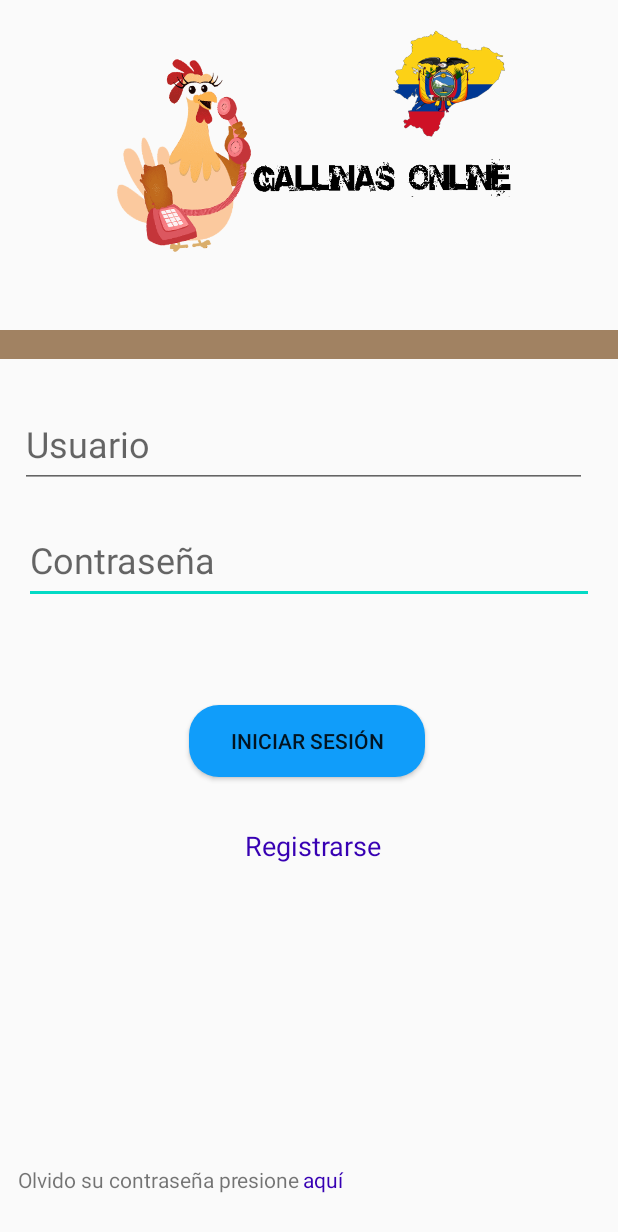
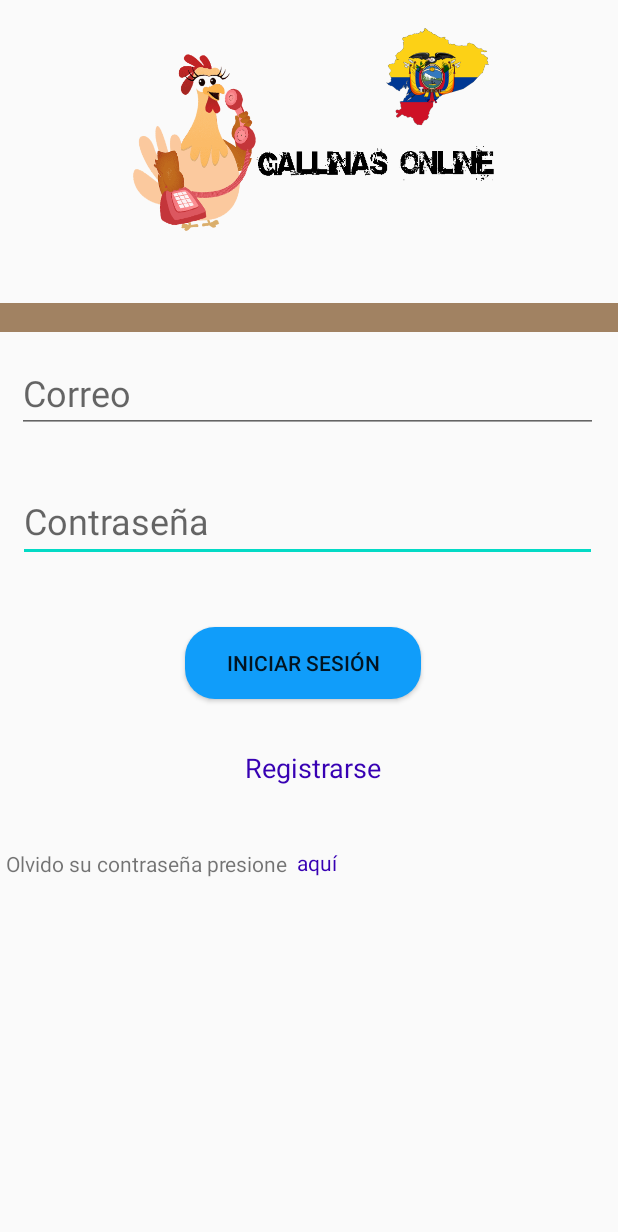
Before and after one commit to BryanMendoza1997/AppGallinas, an Android app: the layout activity_login.xml on its own in the app's theme, with its tools: preview values and no code run, on a phone screen of 412 x 824 dp. Shown: the top 1232 px of the screen. Run offline under Robolectric (Android 15) with nearby library versions, the phone set to English and light mode, and no system bars; network calls fail.

Commit message:
login terminado

```diff
--- a/app/src/main/AndroidManifest.xml
+++ b/app/src/main/AndroidManifest.xml
@@ -1,18 +1,20 @@
 <?xml version="1.0" encoding="utf-8"?>
 <manifest xmlns:android="http://schemas.android.com/apk/res/android"
     package="com.example.appgallinas">
+    <uses-permission android:name="android.permission.INTERNET" />
 
     <application
+        android:usesCleartextTraffic="true"
         android:allowBackup="true"
         android:icon="@mipmap/ic_launcher"
         android:label="@string/app_name"
         android:roundIcon="@mipmap/ic_launcher_round"
         android:supportsRtl="true"
         android:theme="@style/AppTheme">
-        <activity android:name=".Login"></activity>
+        <activity android:name=".MainActivity"></activity>
         <activity android:name=".Vendedor" />
         <activity android:name=".Cliente" />
-        <activity android:name=".MainActivity">
+        <activity android:name=".Login">
             <intent-filter>
                 <action android:name="android.intent.action.MAIN" />
 
--- a/app/src/main/res/layout/activity_login.xml
+++ b/app/src/main/res/layout/activity_login.xml
@@ -9,7 +9,7 @@
     <ImageView
         android:id="@+id/imageView2"
         android:layout_width="match_parent"
-        android:layout_height="216dp"
+        android:layout_height="198dp"
         app:layout_constraintEnd_toEndOf="parent"
         app:layout_constraintStart_toStartOf="parent"
         app:srcCompat="@drawable/logo"
@@ -17,11 +17,13 @@
 
     <EditText
         android:id="@+id/txtcontrasenia"
-        android:layout_width="380dp"
-        android:layout_height="58dp"
-        android:layout_below="@+id/txtusuario"
+        android:layout_width="386dp"
+        android:layout_height="54dp"
+        android:layout_below="@+id/txtcorreo"
+        android:layout_alignParentStart="true"
         android:layout_centerHorizontal="true"
-        android:layout_marginTop="19dp"
+        android:layout_marginStart="12dp"
+        android:layout_marginTop="32dp"
         android:ems="10"
         android:fontFamily="sans-serif"
         android:hint="Contraseña"
@@ -39,26 +41,11 @@
         android:layout_below="@+id/txtcontrasenia"
         android:layout_alignParentStart="true"
         android:layout_centerHorizontal="true"
-        android:layout_marginStart="126dp"
-        android:layout_marginTop="67dp"
+        android:layout_marginStart="123dp"
+        android:layout_marginTop="43dp"
         android:background="@drawable/borde_boton_inicio"
+        android:onClick="iniciar"
         android:text="Iniciar Sesión" />
-
-    <EditText
-        android:id="@+id/txtusuario"
-        android:layout_width="378dp"
-        android:layout_height="58dp"
-        android:layout_below="@+id/textView3"
-        android:layout_alignParentStart="true"
-        android:layout_centerHorizontal="true"
-        android:layout_marginStart="13dp"
-        android:layout_marginTop="28dp"
-        android:ems="10"
-        android:fontFamily="sans-serif"
-        android:hint="Usuario"
-        android:inputType="textPersonName"
-        android:textColor="#878484"
-        android:textSize="24sp" />
 
     <TextView
         android:id="@+id/textView3"
@@ -87,22 +74,39 @@
         android:id="@+id/textView6"
         android:layout_width="wrap_content"
         android:layout_height="wrap_content"
+        android:layout_below="@+id/textView4"
         android:layout_alignParentStart="true"
-        android:layout_alignParentBottom="true"
-        android:layout_marginStart="12dp"
-        android:layout_marginBottom="28dp"
+        android:layout_marginStart="4dp"
+        android:layout_marginTop="42dp"
         android:text="Olvido su contraseña presione" />
 
     <TextView
         android:id="@+id/textView7"
         android:layout_width="wrap_content"
         android:layout_height="wrap_content"
+        android:layout_below="@+id/textView4"
         android:layout_alignParentEnd="true"
-        android:layout_alignParentBottom="true"
-        android:layout_marginStart="2dp"
-        android:layout_marginEnd="181dp"
-        android:layout_marginBottom="28dp"
+        android:layout_centerHorizontal="true"
+        android:layout_marginStart="6dp"
+        android:layout_marginTop="41dp"
+        android:layout_marginEnd="172dp"
         android:layout_toEndOf="@+id/textView6"
         android:text="aquí"
         android:textColor="@color/colorPrimaryDark" />
+
+    <EditText
+        android:id="@+id/txtcorreo"
+        android:layout_width="387dp"
+        android:layout_height="wrap_content"
+        android:layout_below="@+id/textView3"
+        android:layout_alignParentStart="true"
+        android:layout_alignParentEnd="true"
+        android:layout_centerHorizontal="true"
+        android:layout_marginStart="11dp"
+        android:layout_marginTop="14dp"
+        android:layout_marginEnd="13dp"
+        android:ems="10"
+        android:hint="Correo"
+        android:inputType="textEmailAddress"
+        android:textSize="24sp" />
 </RelativeLayout>
```
Also changed, not shown: app/src/main/java/com/example/appgallinas/Login.java (+68 -1 lines).
